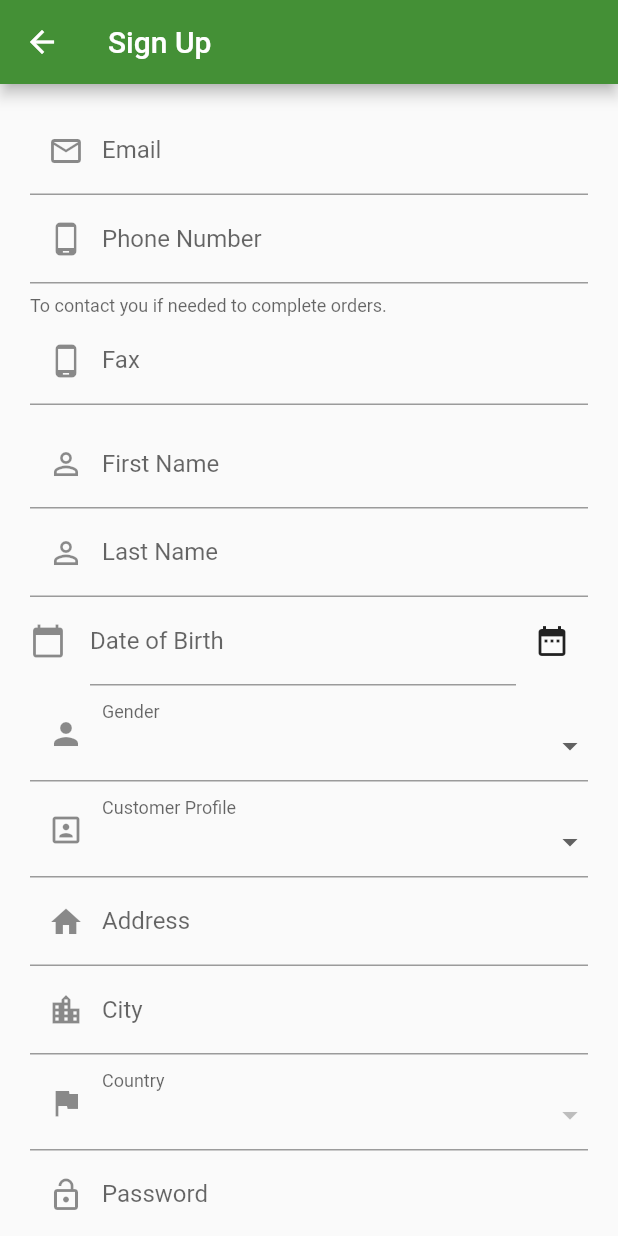
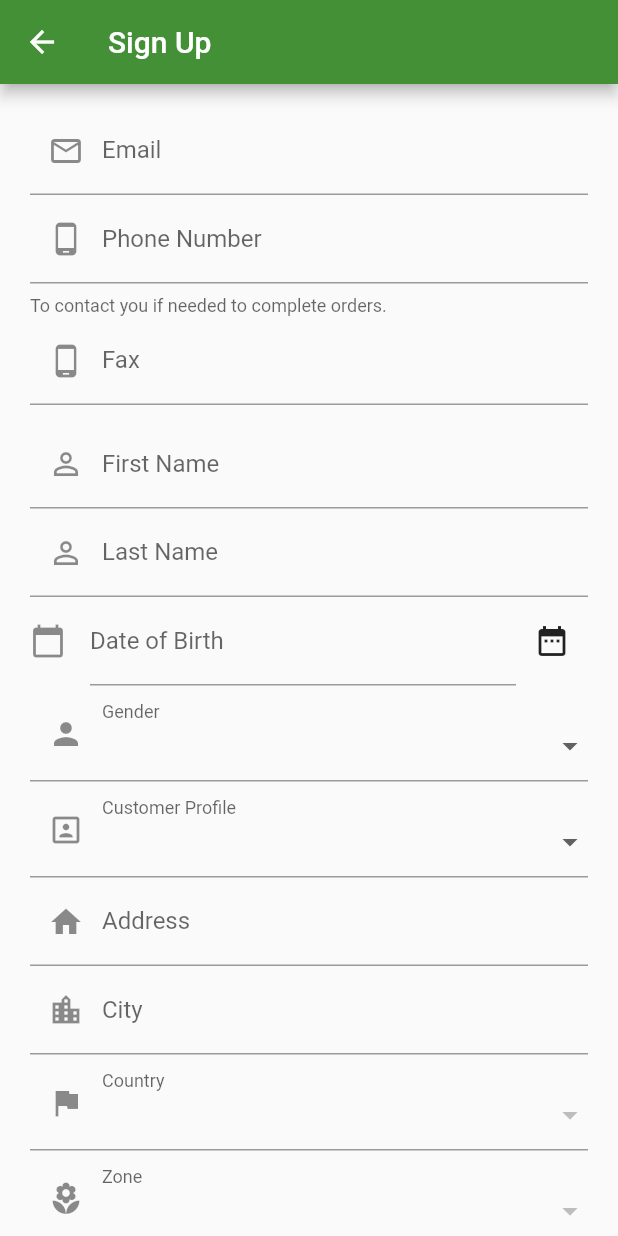
Before and after one commit to suryawanshi-jay/Ugollc, a Flutter app: the RegistrationPage screen opened directly, on a phone screen of 412 x 824 dp. Run offline on Flutter 3.47's test engine with Material 2 defaults, Android fonts, the phone set to English and light mode, and no system bars; our stand-ins replace firebase_analytics, shared_preferences; missing offline and left inert: flutter_stripe, flutter_webview_plugin; accounts and stored records are empty; statements that could not run were skipped.

Commit message:
state fields

```diff
--- /dev/null
+++ b/lib/models/zone.dart
@@ -0,0 +1,9 @@
+class Zone {
+  int id;
+  String name;
+
+  Zone.fromJSON(Map json) {
+    id =  int.parse(json["zone_id"]);
+    name = json["name"];
+  }
+}
--- a/lib/pages/registration_page.dart
+++ b/lib/pages/registration_page.dart
@@ -8,6 +8,7 @@ import 'package:ugo_flutter/utilities/constants.dart';
 import 'package:ugo_flutter/models/gender.dart';
 import 'package:ugo_flutter/models/profile.dart';
 import 'package:ugo_flutter/models/country.dart';
+import 'package:ugo_flutter/models/zone.dart';
 import 'package:flutter/src/widgets/editable_text.dart';
 import 'dart:async';
 import 'package:intl/intl.dart';
@@ -28,10 +29,15 @@ class _RegistrationPageState extends State<RegistrationPage> {
   String _city = "";
   String _address1 = "";
   String _fax = "";
+  String _postCode = "";
 
   List<Country> country = [];
   Country _selectedCountry;
   bool _countryLoading = false;
+
+  List<Zone> zone;
+  Zone _selectedZone;
+  bool _zoneLoading = false;
 
   //Profile
   Profile selectedProfile;
@@ -53,13 +59,13 @@ class _RegistrationPageState extends State<RegistrationPage> {
     super.initState();
     _countryLoading = true;
     _getCountries();
+    _getZones();
   }
 
   void _submitRegistration(BuildContext context) {
     var test = _selectedCountry.id;
     var test1 = _dob.text.toString();
-    debugPrint("print country : $test");
-    debugPrint("print date : $test1");
+    var test2 = _dob.text.toString();
     setState(() => _loading = true);
     ApiManager.request(
       OCResources.REGISTER,
@@ -88,14 +94,14 @@ class _RegistrationPageState extends State<RegistrationPage> {
         "fax": _fax,
         "custom_field[account][2]":selectedGender.id.toString(),
         "custom_field[account][3]":selectedProfile.id.toString(),
-        "custom_field[account][4]": _dob.toString(),
+        "custom_field[account][4]":  _dob.text.toString(),
         "company": STRIPE_STANDIN,
         "address_1": _address1,
         "address_2": "NAA",
         "city": _city,
-        "postcode": "35401",
+        "postcode": _postCode,
         "country_id": _selectedCountry.id.toString(),
-        "zone_id": "3613",
+        "zone_id": _selectedZone.id.toString(),
 
       },
       errorHandler: (error) {
@@ -142,9 +148,30 @@ class _RegistrationPageState extends State<RegistrationPage> {
           new Country.fromJSON(country)).toList();
           setState(() => country = countries);
           setState(() => _countryLoading = false);
+
         }
     );
   }
+
+  _getZones() {
+    var countryId = (_selectedCountry == null) ? 244 : _selectedCountry.id ;
+    ApiManager.request(
+      OCResources.POST_ZONE,
+          (json) {
+        if(json["zone"] != null) {
+          final zones = json["zone"].map((zone) =>
+          new Zone.fromJSON(zone)).toList();
+          setState(() => zone = zones);
+          setState(() => _zoneLoading = false);
+        }
+      },
+      params: {
+        "country_id":countryId.toString(),
+      },
+    );
+  }
+
+
 
   void _setupStripeCustomer(BuildContext context) {
     ApiManager.request(
@@ -190,7 +217,6 @@ class _RegistrationPageState extends State<RegistrationPage> {
   Widget build(BuildContext context) {
     final phoneIcon = Theme.of(context).platform == TargetPlatform.iOS
       ? Icons.phone_iphone : Icons.phone_android;
-
     return new Scaffold(
       appBar: new AppBar(
         title: new Text("Sign Up"),
@@ -358,6 +384,8 @@ class _RegistrationPageState extends State<RegistrationPage> {
                     onChanged: (Country newValue) {
                       setState(() {
                         _selectedCountry = newValue;
+                        _zoneLoading = true;
+                        _getZones();
                       });
                     },
                     items: country.map((Country country) {
@@ -370,6 +398,42 @@ class _RegistrationPageState extends State<RegistrationPage> {
                     }).toList(),
                   ),
                 ),
+              ),
+              new InputDecorator(
+                decoration: const InputDecoration(
+                    prefixIcon: const Icon(Icons.local_florist),
+                    labelText: 'Zone'
+                ),
+                isEmpty: _selectedZone == '',
+                child: new DropdownButtonHideUnderline(
+                  child: new DropdownButton<Zone>(
+                    value: _selectedZone,
+                    isDense: true,
+                    onChanged: (Zone newValue) {
+                      setState(() {
+                        _selectedZone = newValue;
+                      });
+                    },
+                    items: zone?.map((Zone zone) {
+                      return new DropdownMenuItem<Zone>(
+                        value: zone,
+                        child: new Text(
+                            zone.name
+                        ),
+                      );
+                    })?.toList() ?? [],
+                  ),
+                ),
+              ),
+              new TextField(
+                decoration: const InputDecoration(
+                    prefixIcon: const Icon(Icons.dialpad),
+                    labelText: 'Post Code'
+                ),
+                onChanged: (value) {
+                  setState(() => _postCode = value);
+                },
+                autocorrect: false,
               ),
               new TextField(
                 decoration: const InputDecoration(
--- a/lib/utilities/constants.dart
+++ b/lib/utilities/constants.dart
@@ -81,6 +81,7 @@ abstract class OCResources {
   static const POST_UPDATE_COUPON_DETAILS = "POST::$OPENCART_IDENTIFIER::checkout/coupon_confirm";
 
   static const GET_COUNTRY = "GET::$OPENCART_IDENTIFIER::common/country";
+  static const POST_ZONE = "POST::$OPENCART_IDENTIFIER::common/country";
 
 }
 
```
Also changed, not shown: lib/models/state.dart (deleted).
